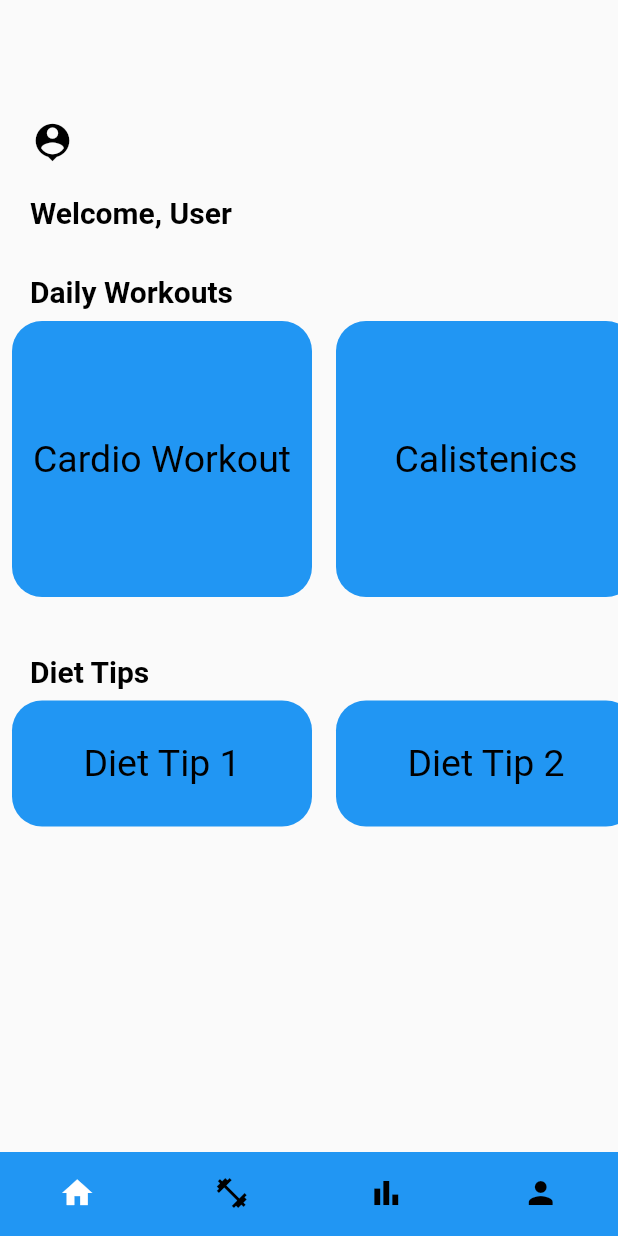
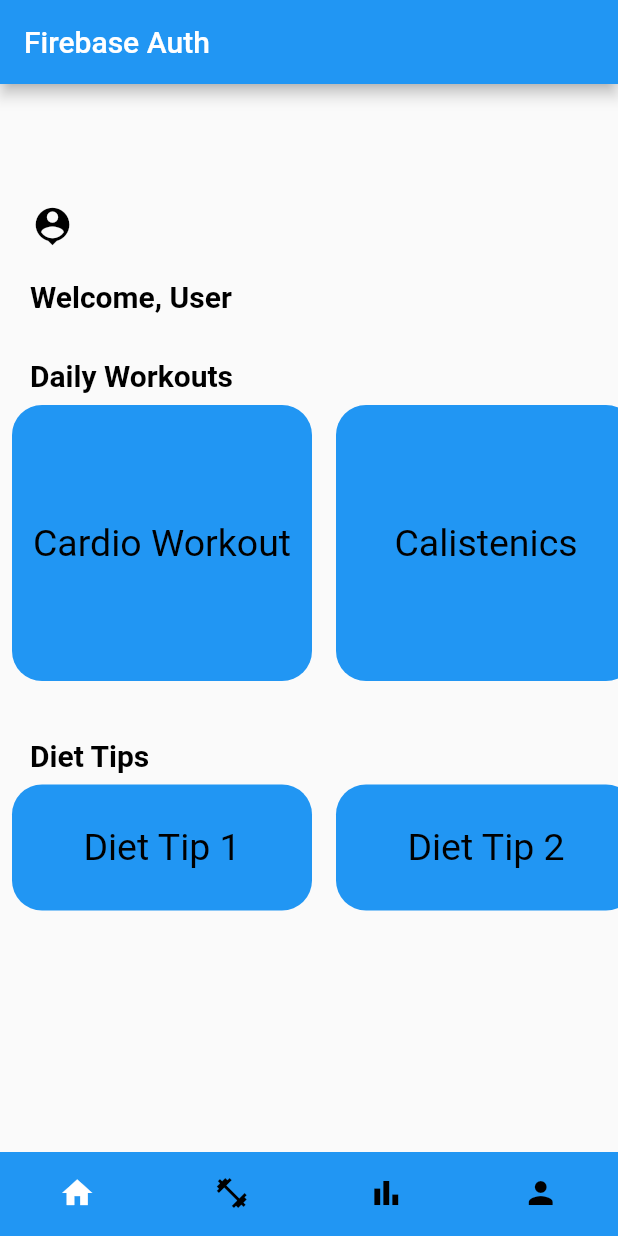
Before and after one commit to WSU-4110/health.e, a Flutter app: the HomeScreen screen opened directly, on a phone screen of 412 x 824 dp. Run offline on Flutter 3.47's test engine with Material 2 defaults, Android fonts, the phone set to English and light mode, and no system bars; our stand-ins replace firebase_auth, firebase_core, flutter_svg, fluttertoast, get, google_fonts and 1 more; accounts and stored records are empty.

Commit message:
email authentication

```diff
--- a/lib/screen/home_screen/home_screen.dart
+++ b/lib/screen/home_screen/home_screen.dart
@@ -1,29 +1,62 @@
-
 import 'package:flutter/material.dart';
 import 'package:healthe/screen/home_screen/user_settings.dart';
 import 'package:healthe/screen/home_screen/workouts.dart';
-
+import 'package:firebase_auth/firebase_auth.dart';
+import 'package:healthe/auth.dart';
 import 'MainPage.dart';
 import 'progress.dart';
 
 class HomeScreen extends StatefulWidget {
-  const HomeScreen({Key? key}) : super(key: key);
-
+   HomeScreen({Key? key}) : super(key: key);
   @override
   State<HomeScreen> createState() => _HomeScreenState();
 }
 
+
+
 class _HomeScreenState extends State<HomeScreen> {
+   final User? user = Auth().currentUser;
 
-  List pages =
-  [
+  Future<void> signOut() async {
+  await Auth().signOut();
+}
+
+  Widget _title() {
+  return const Text('Firebase Auth');
+}
+
+  Widget _userid() {
+  return Text(user?.email ?? 'User email');
+}
+
+  Widget _signOutButton() {
+  return ElevatedButton(
+    onPressed: signOut,
+    child: const Text('Sign Out'),
+  );
+}
+
+  late final List pages = [
     const MainPage(),
     const Workouts(),
     const Progress(),
-    const userSettings()
+    const userSettings(),
+    Container(
+        height: double.infinity,
+        width: double.infinity,
+        padding: const EdgeInsets.all(20),
+        child: Column(
+          crossAxisAlignment: CrossAxisAlignment.center,
+          mainAxisAlignment: MainAxisAlignment.center,
+          children: <Widget>[
+            _userid(),
+            _signOutButton(),
+          ],
+        ),
+      ),
   ];
   int currentIndex = 0;
-  void onTap(int index){
+  void onTap(int index) {
     setState(() {
       currentIndex = index;
     });
@@ -32,7 +65,15 @@ class _HomeScreenState extends State<HomeScreen> {
   @override
   Widget build(BuildContext context) {
     return Scaffold(
-      body: pages[currentIndex],
+      appBar: AppBar(
+        title: _title(),
+      ),
+      body:
+
+
+
+      pages[currentIndex],
+
       bottomNavigationBar: BottomNavigationBar(
         type: BottomNavigationBarType.fixed,
         backgroundColor: Colors.blue,
@@ -44,10 +85,13 @@ class _HomeScreenState extends State<HomeScreen> {
         showSelectedLabels: false,
         elevation: 0,
         items: [
-          const BottomNavigationBarItem(label:"Home" , icon: Icon(Icons.home)),
-          const BottomNavigationBarItem(label:"Workouts" , icon: Icon(Icons.fitness_center)),
-          const BottomNavigationBarItem(label:"Progress" , icon: Icon(Icons.bar_chart)),
-          const BottomNavigationBarItem(label:"Profile" , icon: Icon(Icons.person)),
+          const BottomNavigationBarItem(label: "Home", icon: Icon(Icons.home)),
+          const BottomNavigationBarItem(
+              label: "Workouts", icon: Icon(Icons.fitness_center)),
+          const BottomNavigationBarItem(
+              label: "Progress", icon: Icon(Icons.bar_chart)),
+          const BottomNavigationBarItem(
+              label: "Profile", icon: Icon(Icons.person)),
         ],
       ),
     );
```
Also changed, not shown: lib/auth.dart (added, +33 -0 lines), lib/main.dart (+7 -2 lines), lib/screen/login_screen/login_screen.dart (+121 -20 lines), lib/widget_tree.dart (added, +27 -0 lines).
